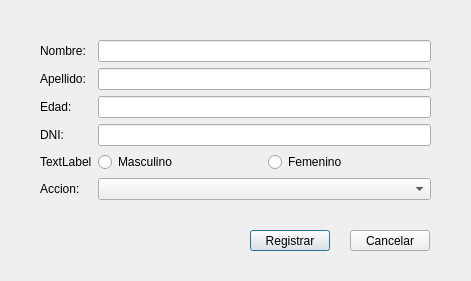
Old version of the form PA2/PA2_Ejercicio02_Villanueva_Rojas/Ejercicio_02/registrartrabajadoresgui.ui in the repository JMOrbegoso/USS-2021-II-PP.
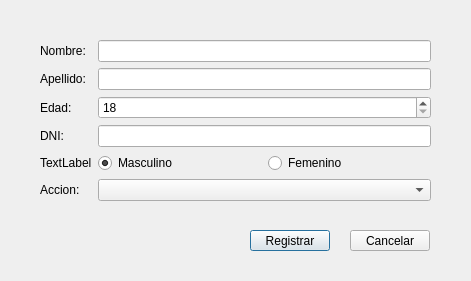
New version of the form.

Diff of the .ui file:
```diff
--- a/PA2/PA2_Ejercicio02_Villanueva_Rojas/Ejercicio_02/registrartrabajadoresgui.ui
+++ b/PA2/PA2_Ejercicio02_Villanueva_Rojas/Ejercicio_02/registrartrabajadoresgui.ui
@@ -19,7 +19,7 @@
      <x>40</x>
      <y>40</y>
      <width>391</width>
-     <height>163</height>
+     <height>164</height>
     </rect>
    </property>
    <layout class="QFormLayout" name="formLayout">
@@ -65,6 +65,9 @@
         <property name="text">
          <string>Masculino</string>
         </property>
+        <property name="checked">
+         <bool>true</bool>
+        </property>
        </widget>
       </item>
       <item>
@@ -82,9 +85,6 @@
     <item row="1" column="1">
      <widget class="QLineEdit" name="txtApe"/>
     </item>
-    <item row="2" column="1">
-     <widget class="QLineEdit" name="txtEda"/>
-    </item>
     <item row="3" column="1">
      <widget class="QLineEdit" name="txtDni"/>
     </item>
@@ -98,6 +98,13 @@
     <item row="5" column="1">
      <widget class="QComboBox" name="comBoxAccion"/>
     </item>
+    <item row="2" column="1">
+     <widget class="QSpinBox" name="spinBoxEdad">
+      <property name="minimum">
+       <number>18</number>
+      </property>
+     </widget>
+    </item>
    </layout>
   </widget>
   <widget class="QPushButton" name="btnRegis">
```
